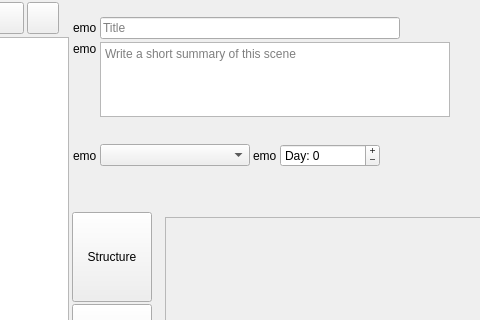
zkovari/plotlyst, file ui/scene_editor.ui: the form before one commit; both pictures show x 133 to 613 and y 0 to 320 of the 954 by 808 pixel window.
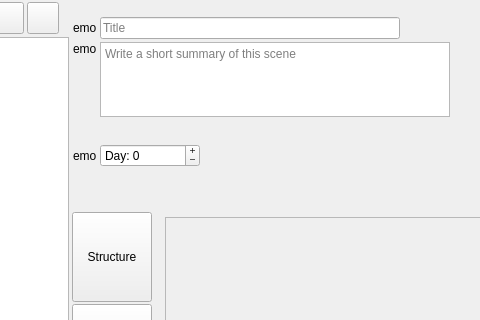
The form after the commit. Custom widgets are drawn as their Qt base class.

Commit message: select beat

What changed in the file:
```diff
--- a/ui/scene_editor.ui
+++ b/ui/scene_editor.ui
@@ -340,32 +340,6 @@
             <property name="spacing">
              <number>3</number>
             </property>
-            <item>
-             <widget class="QLabel" name="lblBeatEmoji">
-              <property name="text">
-               <string>emo</string>
-              </property>
-             </widget>
-            </item>
-            <item>
-             <widget class="QComboBox" name="cbPivotal">
-              <property name="minimumSize">
-               <size>
-                <width>150</width>
-                <height>0</height>
-               </size>
-              </property>
-              <property name="maximumSize">
-               <size>
-                <width>200</width>
-                <height>16777215</height>
-               </size>
-              </property>
-              <property name="placeholderText">
-               <string/>
-              </property>
-             </widget>
-            </item>
             <item>
              <widget class="QLabel" name="lblDayEmoji">
               <property name="text">
```
The commit also changes 2 other files.
